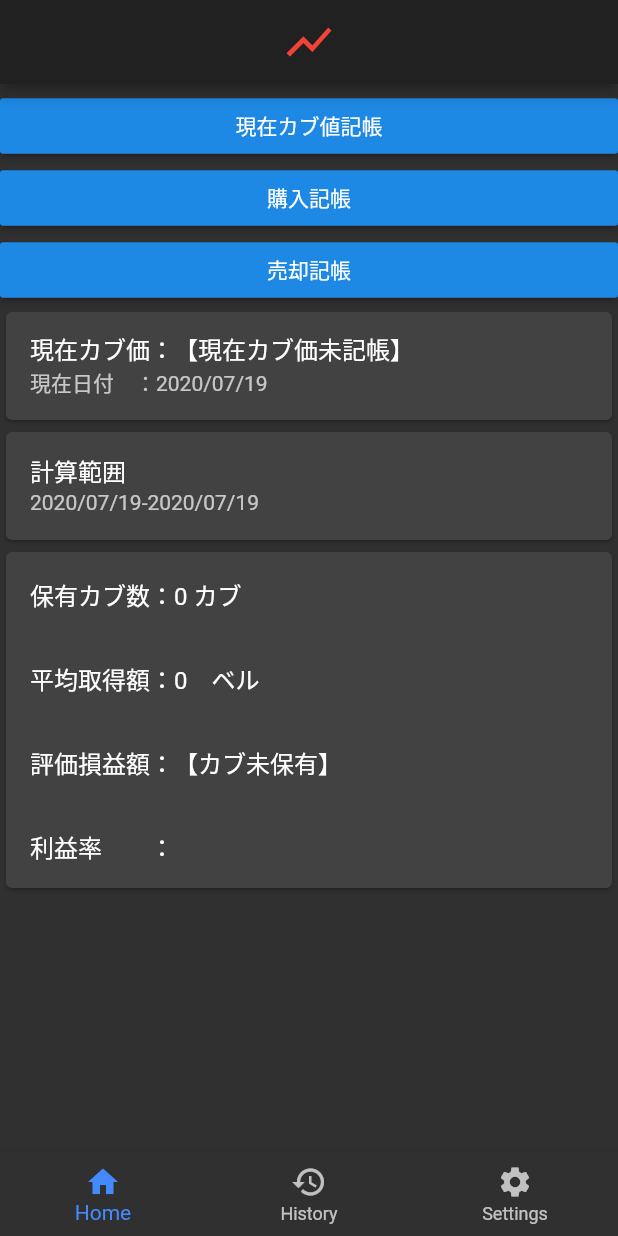
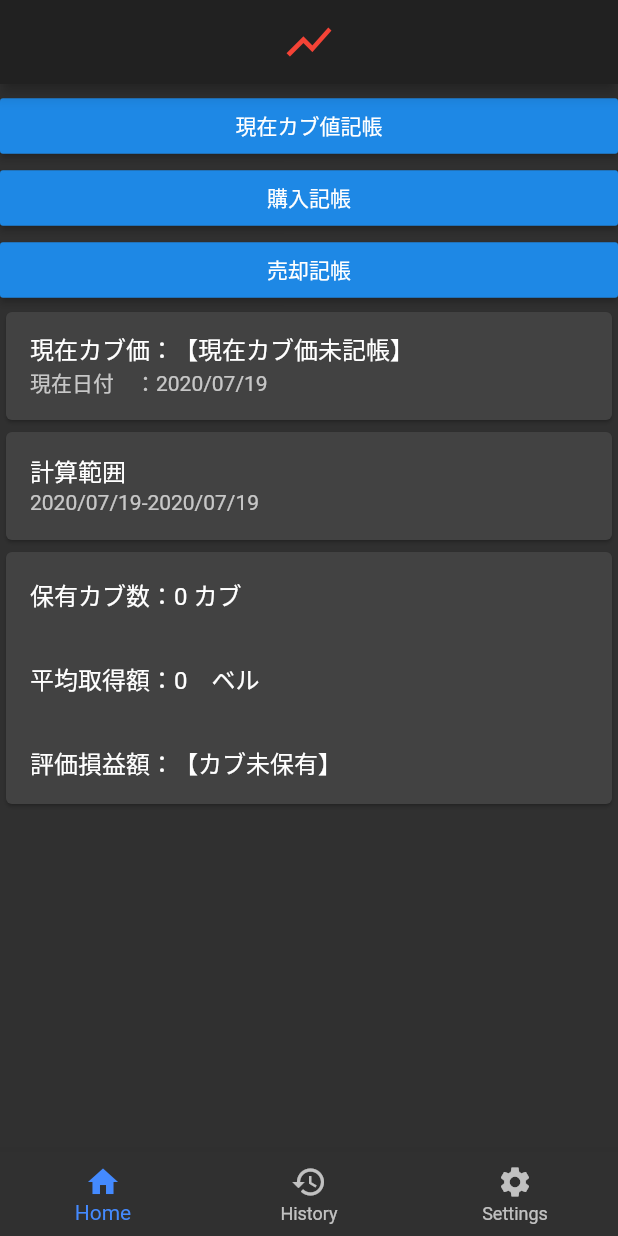
Before and after one commit to jskny/atumori-stock-manager, a Flutter app: the screen it shows after launch, on a phone screen of 412 x 824 dp. Run offline on Flutter 3.47's test engine with Material 2 defaults, Android fonts, the phone set to English and light mode, and no system bars; our stand-ins replace fluttertoast.

Commit message:
評価損益額の表記のパターンを追加

```diff
--- a/lib/homepage.dart
+++ b/lib/homepage.dart
@@ -432,26 +432,25 @@ print("{$nowPrice}:" + _inputSellNumber);
 			Card(
 				child: Column(children: [
 					ListTile(
-						title: Text("保有カブ数：${possessionStockNum} カブ")
+						title: Text("保有カブ数：$possessionStockNum カブ")
 					),
 					ListTile(
-						title: Text("平均取得額：${possessionStockAvePrice}　ベル")
+						title: Text("平均取得額：$possessionStockAvePrice　ベル")
 					),
 					ListTile(
 						title: Text("評価損益額：" + (
 							((possessionStockNum == 0) ? "【カブ未保有】" :
 								(nowPrice == 0) ?
 								"【現在カブ価未記帳】" :
-								((nowPrice < possessionStockAvePrice) ?
-										"【損失発生】" + ((possessionStockAvePrice - nowPrice) * possessionStockNum).toString() :
-										"【利益発生】" + ((nowPrice - possessionStockAvePrice) * possessionStockNum).toString()
-									) + "ベル"
+								((nowPrice == possessionStockAvePrice) ? "損益発生なし" :
+									((nowPrice < possessionStockAvePrice) ?
+											"【損失発生】" + ((possessionStockAvePrice - nowPrice) * possessionStockNum).toString() :
+											"【利益発生】" + ((nowPrice - possessionStockAvePrice) * possessionStockNum).toString()
+										) + "ベル"
+									)
 								)
 							)
 						)
-					),
-					ListTile(
-						title: Text("利益率　　：")
 					)
 				])
 			)
```
Also changed, not shown: lib/historypage.dart (+7 -7 lines).
